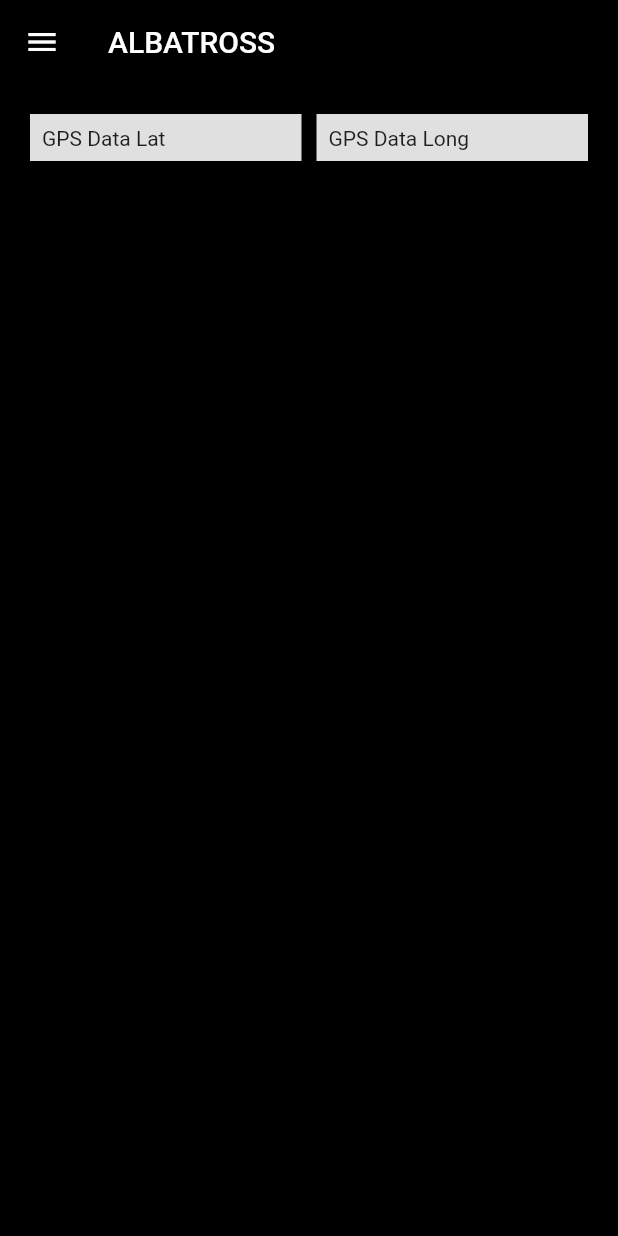
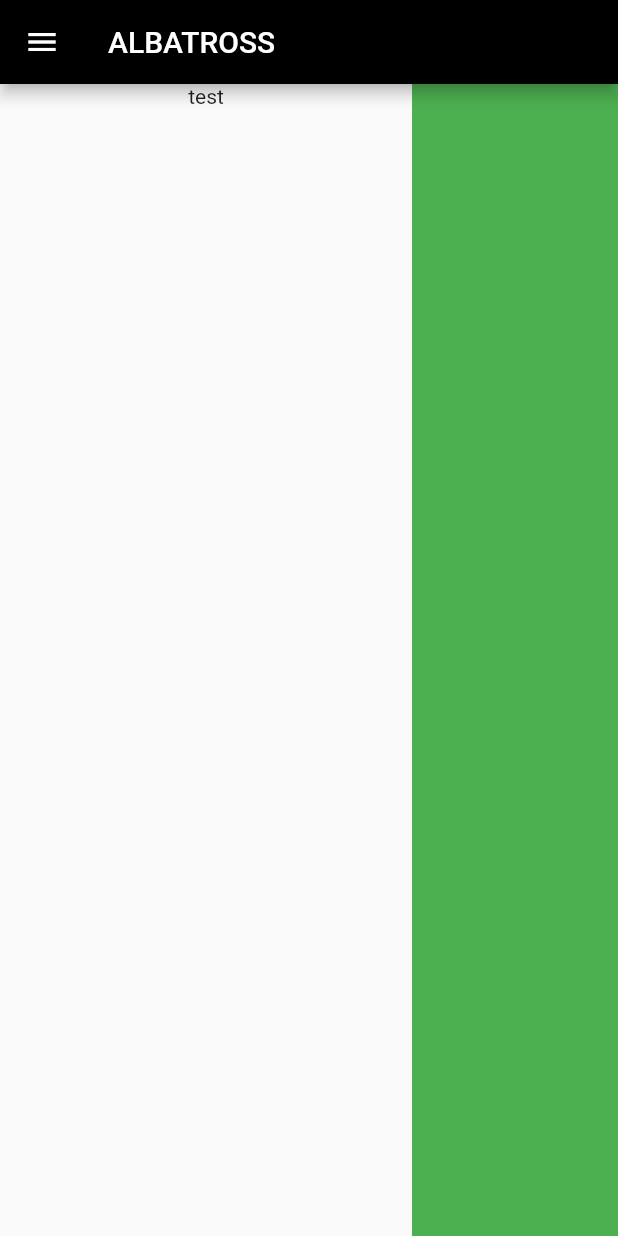
Before and after one commit to dunkaru/alba_gui3, a Flutter app: the screen it shows after launch, after a tap on "KIWIX", on a phone screen of 412 x 824 dp. Run offline on Flutter 3.47's test engine with Material 2 defaults, Android fonts, the phone set to English and light mode, and no system bars; our stand-ins replace feather_icons, syncfusion_flutter_charts.

Commit message:
committing again

```diff
--- /dev/null
+++ b/assets/pwer_data.json
@@ -0,0 +1 @@
+{"bus": "3.284", "power": "115.60975609756096", "supl": "3.2877099999999997", "shunt": "3.79"}
--- a/lib/constants.dart
+++ b/lib/constants.dart
@@ -1,22 +1,23 @@
+import 'dart:io';
+
 import 'package:flutter/material.dart';
 import 'dart:async';
 import 'package:alba_gui2/pages/gps.dart';
+
+List<FileSystemEntity> files = [];
 
 var myAppBar = AppBar(
   title: const Text('ALBATROSS'),
   backgroundColor: Colors.black,
 );
 
-class gpsDataTImer extends StatefulWidget {
-  const gpsDataTImer({super.key});
+void testDirectory() {
+  Directory dir = Directory('D:/---NEW STORAGE HDD---/DND STUFF/Maps');
+  files = dir.listSync();
 
-  @override
-  State<gpsDataTImer> createState() => _gpsDataTImerState();
+  for (FileSystemEntity file in files) {
+    FileStat f1 = file.statSync();
+    //print(f1.toString());
+  }
+  print(files);
 }
-
-class _gpsDataTImerState extends State<gpsDataTImer> {
-  @override
-  Widget build(BuildContext context) {
-    return Container();
-  }
-}
--- a/lib/pages/dashboard.dart
+++ b/lib/pages/dashboard.dart
@@ -169,9 +169,13 @@ class _DashboardState extends State<Dashboard> {
                     color: Colors.grey[300],
                     child: Text('Test')),
                 Container(
-                    padding: const EdgeInsets.all(8),
-                    color: Colors.grey[300],
-                    child: Text('Test')),
+                  padding: const EdgeInsets.all(8),
+                  color: Colors.grey[300],
+                  child: TextButton(
+                    child: Text('test'),
+                    onPressed: () => testDirectory(),
+                  ),
+                ),
                 Container(
                     padding: const EdgeInsets.all(8),
                     color: Colors.grey[300],
--- a/lib/pages/kiwix.dart
+++ b/lib/pages/kiwix.dart
@@ -14,7 +14,7 @@ class _KIWIXState extends State<KIWIX> {
   @override
   Widget build(BuildContext context) {
     return Scaffold(
-      backgroundColor: Colors.black,
+        //backgroundColor: Colors.black,
         appBar: myAppBar,
         drawer: Drawer(
           backgroundColor: Colors.grey[300],
@@ -65,52 +65,46 @@ class _KIWIXState extends State<KIWIX> {
             ],
           ),
         ),
-      body: Column(children: [
-        AspectRatio(
-          aspectRatio: 8,
-          child: SizedBox(
-            width: double.infinity,
-            height: 100,
-            child: GridView.count(
-              primary: false,
-              padding: const EdgeInsets.all(20),
-              crossAxisSpacing: 10,
-              mainAxisSpacing: 10,
-              crossAxisCount: 2,
+        body: Row(
+          mainAxisSize: MainAxisSize.max,
           children: <Widget>[
-                Container(
-                  padding: const EdgeInsets.all(8),
-                  color: Colors.grey[300],
-                  child: Text('GPS Data Lat'),
-                  width: 100,
-                  height: 100,
+            //first column here
+            Expanded(
+              flex: 2,
+              child: Column(
+                mainAxisAlignment: MainAxisAlignment.center,
+                mainAxisSize: MainAxisSize.max,
+                children: const [
+                  Expanded(
+                    child: Text('test'),
                   ),
-                Container(
-                  padding: const EdgeInsets.all(8),
-                  color: Colors.grey[300],
-                  child: const Text('GPS Data Long'),
-                  width: 100,
-                  height: 100,
+                ],
               ),
-                Container(
-                  padding: const EdgeInsets.all(8),
-                  color: Colors.grey[300],
-                  child: const Text('Direction Lat'),
-                  width: 100,
-                  height: 100,
             ),
-                Container(
-                  padding: const EdgeInsets.all(8),
-                  color: Colors.grey[300],
-                  child: const Text('Direction Long'),
-                  width: 100,
-                  height: 100,
+            Expanded(
+              flex: 1,
+              child: Container(
+                color: Colors.green,
+                child: Column(
+                  mainAxisAlignment: MainAxisAlignment.center,
+                  mainAxisSize: MainAxisSize.max,
+                  children: [
+                    Expanded(
+                      child: ListView.builder(
+                        itemCount: files.length,
+                        itemBuilder: (BuildContext context, int index) {
+                          return ListTile(
+                            title: Text(files.toString()[index]),
+                            textColor: Colors.black,
+                          );
+                        },
+                      ),
                     ),
                   ],
                 ),
               ),
             ),
-      ]),
-    );
+          ],
+        ));
   }
 }
```
Lines whose indentation alone changed are shown as unchanged.
